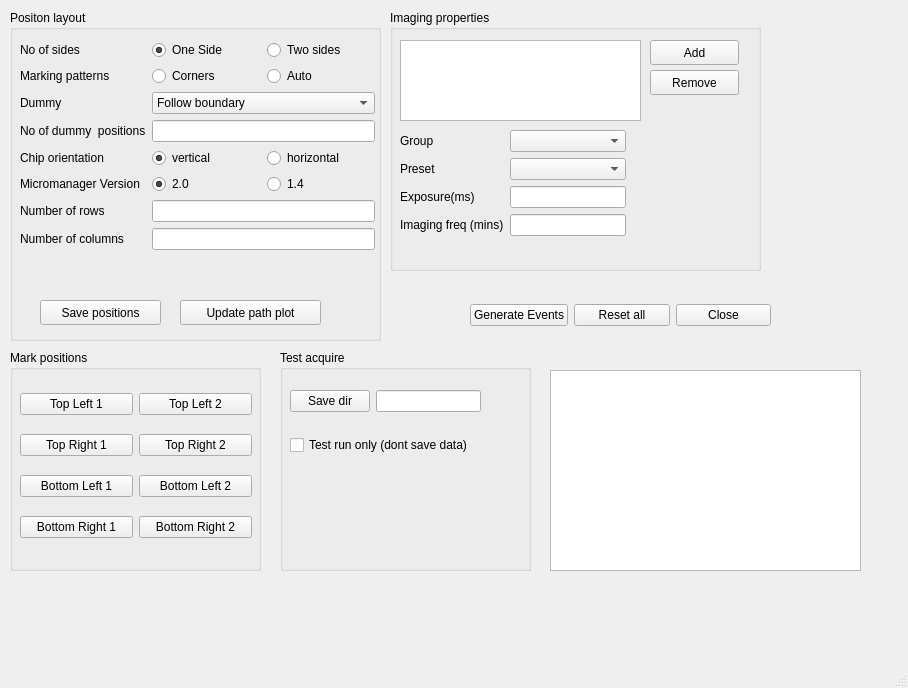
Before: the Qt Designer form rtclient/ui/qt_ui_files/positions.ui in karempudi/rtclient, drawn with Qt 5.
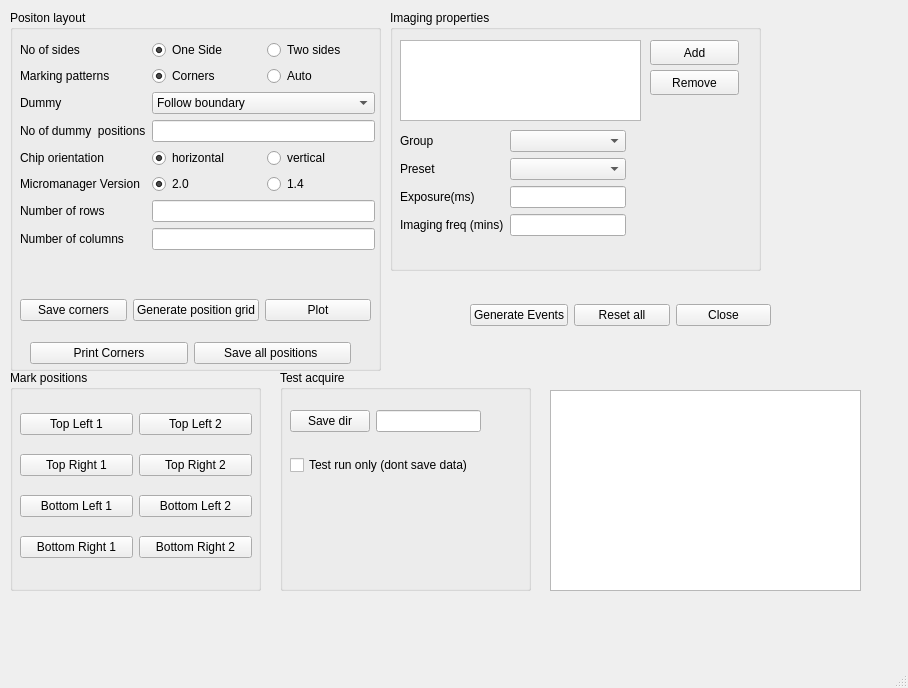
After: the same form once the commit is applied.

The edit to the form file:
```diff
--- a/rtclient/ui/qt_ui_files/positions.ui
+++ b/rtclient/ui/qt_ui_files/positions.ui
@@ -20,7 +20,7 @@
       <x>10</x>
       <y>10</y>
       <width>371</width>
-      <height>331</height>
+      <height>361</height>
      </rect>
     </property>
     <property name="title">
@@ -120,24 +120,27 @@
       </item>
       <item row="4" column="1">
        <layout class="QHBoxLayout" name="chip_orientation_layout">
-        <item>
-         <widget class="QRadioButton" name="chip_vertical_button">
-          <property name="text">
-           <string>vertical</string>
-          </property>
-          <property name="checked">
-           <bool>true</bool>
-          </property>
-          <attribute name="buttonGroup">
-           <string notr="true">orientationGroup</string>
-          </attribute>
-         </widget>
-        </item>
         <item>
          <widget class="QRadioButton" name="chip_horizontal_button">
           <property name="text">
            <string>horizontal</string>
           </property>
+          <property name="checked">
+           <bool>true</bool>
+          </property>
+          <attribute name="buttonGroup">
+           <string notr="true">orientationGroup</string>
+          </attribute>
+         </widget>
+        </item>
+        <item>
+         <widget class="QRadioButton" name="chip_vertical_button">
+          <property name="text">
+           <string>vertical</string>
+          </property>
+          <property name="checked">
+           <bool>false</bool>
+          </property>
           <attribute name="buttonGroup">
            <string notr="true">orientationGroup</string>
           </attribute>
@@ -206,6 +209,9 @@
           <property name="text">
            <string>Corners</string>
           </property>
+          <property name="checked">
+           <bool>true</bool>
+          </property>
           <attribute name="buttonGroup">
            <string notr="true">markingGroup</string>
           </attribute>
@@ -225,31 +231,64 @@
       </item>
      </layout>
     </widget>
-    <widget class="QPushButton" name="save_positions_button">
+    <widget class="QWidget" name="horizontalLayoutWidget">
      <property name="geometry">
       <rect>
-       <x>30</x>
-       <y>290</y>
-       <width>121</width>
-       <height>25</height>
+       <x>10</x>
+       <y>280</y>
+       <width>351</width>
+       <height>41</height>
       </rect>
      </property>
-     <property name="text">
-      <string>Save positions</string>
-     </property>
+     <layout class="QHBoxLayout" name="horizontalLayout_3">
+      <item>
+       <widget class="QPushButton" name="save_corners_button">
+        <property name="text">
+         <string>Save corners</string>
+        </property>
+       </widget>
+      </item>
+      <item>
+       <widget class="QPushButton" name="generate_positions_button">
+        <property name="text">
+         <string>Generate position grid</string>
+        </property>
+       </widget>
+      </item>
+      <item>
+       <widget class="QPushButton" name="plot_path_button">
+        <property name="text">
+         <string>Plot</string>
+        </property>
+       </widget>
+      </item>
+     </layout>
     </widget>
-    <widget class="QPushButton" name="update_path_button">
+    <widget class="QWidget" name="horizontalLayoutWidget_4">
      <property name="geometry">
       <rect>
-       <x>170</x>
-       <y>290</y>
-       <width>141</width>
-       <height>25</height>
+       <x>20</x>
+       <y>330</y>
+       <width>321</width>
+       <height>27</height>
       </rect>
      </property>
-     <property name="text">
-      <string>Update path plot</string>
-     </property>
+     <layout class="QHBoxLayout" name="horizontalLayout_4">
+      <item>
+       <widget class="QPushButton" name="print_corners_button">
+        <property name="text">
+         <string>Print Corners</string>
+        </property>
+       </widget>
+      </item>
+      <item>
+       <widget class="QPushButton" name="save_positions_button">
+        <property name="text">
+         <string>Save all positions </string>
+        </property>
+       </widget>
+      </item>
+     </layout>
     </widget>
    </widget>
    <widget class="QGroupBox" name="rules_group">
@@ -357,7 +396,7 @@
     <property name="geometry">
      <rect>
       <x>280</x>
-      <y>350</y>
+      <y>370</y>
       <width>251</width>
       <height>221</height>
      </rect>
@@ -411,7 +450,7 @@
     <property name="geometry">
      <rect>
       <x>10</x>
-      <y>350</y>
+      <y>370</y>
       <width>251</width>
       <height>221</height>
      </rect>
@@ -535,7 +574,7 @@
     <property name="geometry">
      <rect>
       <x>550</x>
-      <y>370</y>
+      <y>390</y>
       <width>311</width>
       <height>201</height>
      </rect>
```
